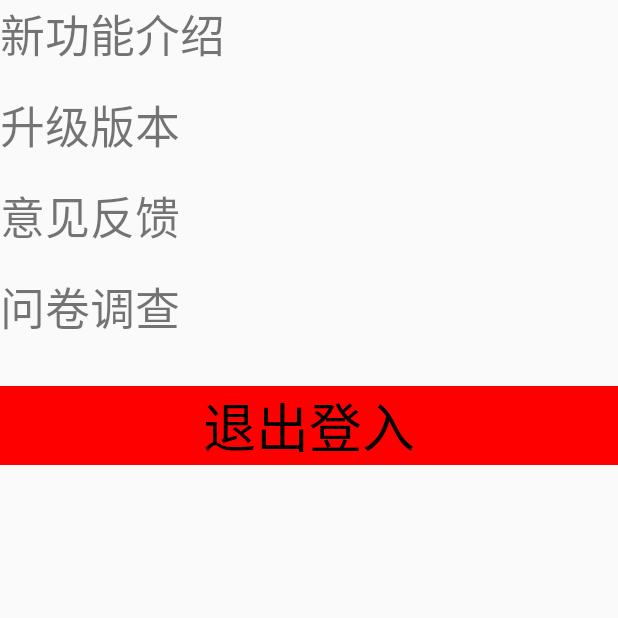
After one commit to tzygithubs/MyLvyouAPP, an Android app: the SheZhi screen opened directly, with no data from a screen before it, on a phone screen of 412 x 824 dp, the top half of it. The commit adds this screen. Run offline under Robolectric (Android 15) with nearby library versions, the phone set to English and light mode, and no system bars; network calls fail.

Commit message:
tzy 第18次

```diff
--- a/app/src/main/AndroidManifest.xml
+++ b/app/src/main/AndroidManifest.xml
@@ -21,6 +21,7 @@
         <activity android:name="main.dlxy.com.Activity.DengRu"/>
         <activity android:name="main.dlxy.com.Activity.ZhuCe"/>
         <activity android:name="main.dlxy.com.Activity.MuDe"/>
+        <activity android:name="main.dlxy.com.Activity.SheZhi"/>
     </application>
 
 </manifest>
--- a/app/src/main/java/com/dlxy/Dataorigin/Data.java
+++ b/app/src/main/java/com/dlxy/Dataorigin/Data.java
@@ -6,6 +6,7 @@ package com.dlxy.Dataorigin;
 
 public class Data {
 
-    public String[] shouqiankf= {"asdasd","xcvxcv","wqaeqwe"};
-    public String[] shouhoukf = {"123","456","7889"};
+    public static String[] shouqiankf= {"asdasd","xcvxcv","wqaeqwe"};
+    public static String[] shouhoukf = {"123","456","7889"};
+    public static String[] shezhiData = {"新功能介绍","升级版本","意见反馈","问卷调查"};
 }
--- a/app/src/main/java/com/dlxy/Sqlite/DBManager.java
+++ b/app/src/main/java/com/dlxy/Sqlite/DBManager.java
@@ -34,7 +34,7 @@ public class DBManager extends SQLiteOpenHelper {
          *
          *
          */
-        String sul = "create table "+DBcl.DATABASE_BIAOMING+"(_id  integer primary key autoincrement,name varchar, position varchar,jiner integer)";
+        String sul = "create table "+DBcl.DATABASE_BIAOMING+"(_id  integer primary key autoincrement,name varchar, text varchar,jiner integer)";
         DB.execSQL(sul);
 
     }
--- a/app/src/main/java/com/dlxy/fragment/KeFuFragment.java
+++ b/app/src/main/java/com/dlxy/fragment/KeFuFragment.java
@@ -64,14 +64,11 @@ public class KeFuFragment extends Fragment implements View.OnClickListener {
                 break;
             case R.id.radiobutton_shouhoukefu:
                 lv.setAdapter(arrayAdapters);
-                shouhou();
+
                 break;
         }
     }
 
-    private void shouhou() {
-
-    }
 
     private void shouqian() {
         lv.setAdapter(arrayAdapter);
--- a/app/src/main/java/main/dlxy/com/Activity/DengRu.java
+++ b/app/src/main/java/main/dlxy/com/Activity/DengRu.java
@@ -52,6 +52,9 @@ public class DengRu extends Activity implements View.OnClickListener {
         dr.setOnClickListener(this);
         zc.setOnClickListener(this);
         String name ="lucas";
+        Bundle b = getIntent().getExtras();
+        int n = b.getInt("position");
+        Toast.makeText(this,".............."+n,Toast.LENGTH_SHORT).show();
 
     }
 
--- /dev/null
+++ b/app/src/main/java/main/dlxy/com/Activity/SheZhi.java
@@ -0,0 +1,56 @@
+package main.dlxy.com.Activity;
+
+import android.app.Activity;
+import android.content.Intent;
+import android.content.SharedPreferences;
+import android.os.Bundle;
+import android.support.annotation.Nullable;
+import android.view.View;
+import android.widget.ArrayAdapter;
+import android.widget.ListView;
+import android.widget.TextView;
+
+import com.dlxy.Dataorigin.Data;
+
+import main.dlxy.com.mylvyouapp.R;
+
+/**
+ * Created by T on 2017/7/17.
+ */
+
+public class SheZhi extends Activity implements View.OnClickListener {
+    private ListView lv;
+    private TextView text;
+    SharedPreferences sp = null;
+    ArrayAdapter<String> arrayAdapter;
+    String[] shezhi = Data.shezhiData;
+    @Override
+    protected void onCreate(@Nullable Bundle savedInstanceState) {
+        super.onCreate(savedInstanceState);
+        setContentView(R.layout.shezhi_layout);
+        initView();
+
+    }
+
+    private void initView() {
+        lv= findViewById(R.id.shezhi_lv);
+        text = findViewById(R.id.shezhi_text);
+        text.setOnClickListener(this);
+        arrayAdapter = new ArrayAdapter<String>(this,R.layout.kefu_shipei_layout,shezhi);
+        lv.setAdapter(arrayAdapter);
+
+    }
+
+    @Override
+    public void onClick(View view) {
+        sp = getSharedPreferences("sp_demo", DengRu.MODE_PRIVATE);
+        sp.edit().putBoolean("boolean",false).commit();
+        Intent intent = new Intent(SheZhi.this,MainActivity.class);
+        Bundle b = new Bundle();
+        b.putString("name","shezhi");
+
+        intent.putExtras(b);
+        startActivity(intent);
+
+    }
+}
--- a/app/src/main/res/layout/kefu_layout_fragment.xml
+++ b/app/src/main/res/layout/kefu_layout_fragment.xml
@@ -53,7 +53,9 @@
     <ListView
         android:id="@+id/kefu_lv"
         android:layout_width="match_parent"
-        android:layout_height="wrap_content"></ListView>
+        android:layout_height="wrap_content"
+
+        ></ListView>
 
 
 
--- a/app/src/main/res/layout/kefu_shipei_layout.xml
+++ b/app/src/main/res/layout/kefu_shipei_layout.xml
@@ -4,4 +4,5 @@
     <TextView xmlns:android="http://schemas.android.com/apk/res/android"
         android:layout_width="match_parent"
         android:layout_height="wrap_content"
+
         android:textSize="30sp"/>
--- a/app/src/main/res/layout/mude_layout.xml
+++ b/app/src/main/res/layout/mude_layout.xml
@@ -55,7 +55,7 @@
 
 
     <LinearLayout
-        android:id="@+id/radio_main"
+        android:id="@+id/radio_mains"
         android:layout_width="match_parent"
         android:layout_height="wrap_content"
         android:gravity="center_vertical"
@@ -73,9 +73,11 @@
             android:id="@+id/radioButton" />
 
         <TextView
+            android:id="@+id/textView23"
             style="@style/RadioButton"
             android:drawableTop="@mipmap/ic_wode_weichuxing"
-            android:text="目录"/>
+            android:text="目录" />
+
         <TextView
             style="@style/RadioButton"
             android:drawableTop="@mipmap/ic_wode_weichuxing"
--- /dev/null
+++ b/app/src/main/res/layout/shezhi_layout.xml
@@ -0,0 +1,24 @@
+<?xml version="1.0" encoding="utf-8"?>
+<LinearLayout xmlns:android="http://schemas.android.com/apk/res/android"
+    android:layout_width="match_parent"
+    android:layout_height="match_parent"
+    android:orientation="vertical">
+    <ListView
+        android:id="@+id/shezhi_lv"
+        android:layout_width="match_parent"
+        android:layout_height="wrap_content"
+        android:divider="#00000000"
+        android:dividerHeight="15dp"
+        ></ListView>
+
+    <TextView
+        android:id="@+id/shezhi_text"
+        android:layout_width="match_parent"
+        android:layout_height="wrap_content"
+        android:background="@color/red"
+        android:text="@string/out"
+        android:textSize="35sp"
+        android:textColor="@color/baise"
+        android:layout_marginTop="30dp"
+        android:gravity="center_horizontal"/>
+</LinearLayout>
--- a/app/src/main/res/values/colors.xml
+++ b/app/src/main/res/values/colors.xml
@@ -11,6 +11,7 @@
     <color name="skyblue">#3c98fd</color>
     <color name="lawngreen">#4ec72e</color>
     <color name="orange">#fb971f</color>
+    <color name="red">	#FF0000</color>
 
 
 </resources>
--- a/app/src/main/res/values/strings.xml
+++ b/app/src/main/res/values/strings.xml
@@ -50,4 +50,5 @@
 
     <string name="faxian">发现</string>
     <string name="xin">新的行程</string>
+    <string name="out">退出登入</string>
 </resources>
```
Also changed, not shown: app/src/main/java/com/dlxy/fragment/WoDeFragment.java (+16 -3 lines), app/src/main/java/main/dlxy/com/Activity/MainActivity.java (+32 -2 lines).
